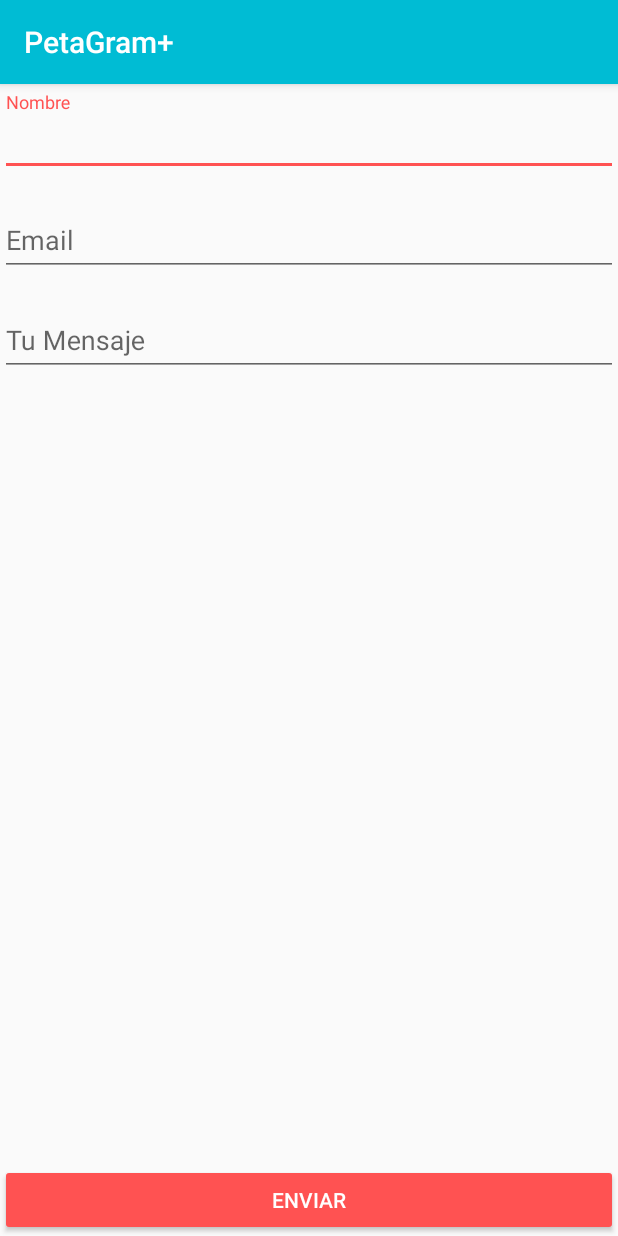
After one commit to luisbenitez02/PetaGramPlus-Desarrollo-Android-CS, an Android app: the ContactoActivity screen opened directly, with no data from a screen before it, on a phone screen of 412 x 824 dp. The commit adds this screen. Run offline under Robolectric (Android 15) with nearby library versions, the phone set to English and light mode, and no system bars.

Commit message:
Nueva actividad de contacto
Agregamos una nueva actividad de contacto que se abre al presionar la opcion sobre el menu de opciones (tres puntitos)

```diff
--- a/app/build.gradle
+++ b/app/build.gradle
@@ -30,5 +30,6 @@ dependencies {
     compile 'com.android.support.constraint:constraint-layout:1.0.2'
     compile 'com.android.support:cardview-v7:25.3.1'
     compile 'com.android.support:recyclerview-v7:25.3.1'
-    testCompile 'junit:junit:4.12'
-}
+    //lib diseño para inputs flotantes
+    compile 'com.android.support:design:25.3.1'
+    testCompile 'junit:junit:4.12'}
--- a/app/src/main/AndroidManifest.xml
+++ b/app/src/main/AndroidManifest.xml
@@ -16,17 +16,19 @@
                 <category android:name="android.intent.category.LAUNCHER" />
             </intent-filter>
         </activity>
-        <!--Actividad hija-->
-        <activity android:name=".FavoritosActivity"
-            android:parentActivityName=".MainActivity"
-            >
-            <!--sporte versiones menores a 4.0-->
+        <!-- Actividad hija -->
+        <activity
+            android:name=".FavoritosActivity"
+            android:parentActivityName=".MainActivity">
+
+            <!-- sporte versiones menores a 4.0 -->
             <meta-data
                 android:name="android.support.PARENT_ACTIVITY"
-                android:value=".MainActivity"><!--defino nuevamente la actividad padre-->
+                android:value=".MainActivity"> <!-- defino nuevamente la actividad padre -->
 
             </meta-data>
         </activity>
+        <activity android:name=".ContactoActivity"></activity>
     </application>
 
 </manifest>
--- /dev/null
+++ b/app/src/main/java/com/example/luisb/petagramplus/ContactoActivity.java
@@ -0,0 +1,13 @@
+package com.example.luisb.petagramplus;
+
+import android.support.v7.app.AppCompatActivity;
+import android.os.Bundle;
+
+public class ContactoActivity extends AppCompatActivity {
+
+    @Override
+    protected void onCreate(Bundle savedInstanceState) {
+        super.onCreate(savedInstanceState);
+        setContentView(R.layout.activity_contacto);
+    }
+}
--- a/app/src/main/java/com/example/luisb/petagramplus/FavoritosActivity.java
+++ b/app/src/main/java/com/example/luisb/petagramplus/FavoritosActivity.java
@@ -4,6 +4,8 @@ import android.support.v7.app.AppCompatActivity;
 import android.os.Bundle;
 import android.support.v7.widget.LinearLayoutManager;
 import android.support.v7.widget.RecyclerView;
+
+import com.example.luisb.petagramplus.pojo.Mascota;
 
 import java.util.ArrayList;
 
--- a/app/src/main/java/com/example/luisb/petagramplus/MainActivity.java
+++ b/app/src/main/java/com/example/luisb/petagramplus/MainActivity.java
@@ -8,6 +8,8 @@ import android.support.v7.widget.RecyclerView;
 import android.view.Menu;
 import android.view.MenuItem;
 import android.widget.Toast;
+
+import com.example.luisb.petagramplus.pojo.Mascota;
 
 import java.util.ArrayList;
 
@@ -57,14 +59,15 @@ public class MainActivity extends AppCompatActivity {
                 Toast.makeText(this, getResources().getString(R.string.updates), Toast.LENGTH_SHORT).show();//mensaje de opcion proximamente disponible
                 break;
 
-            case R.id.mSettings:
-                Toast.makeText(this, getResources().getString(R.string.updates), Toast.LENGTH_SHORT).show();//mensaje de opcion proximamente disponible
+            case R.id.mContact:
+                Intent i = new Intent(this,ContactoActivity.class);
+                startActivity(i);
                 break;
 
             //Prguntemos si toca nuestro action view
             case R.id.mFavs: //arranco la actividad
-                Intent i = new Intent(this, FavoritosActivity.class);
-                startActivity(i);
+                Intent intento = new Intent(this, FavoritosActivity.class);
+                startActivity(intento);
                 break;
         }
 
--- a/app/src/main/java/com/example/luisb/petagramplus/MascotaAdaptador.java
+++ b/app/src/main/java/com/example/luisb/petagramplus/MascotaAdaptador.java
@@ -6,6 +6,8 @@ import android.view.View;
 import android.view.ViewGroup;
 import android.widget.ImageView;
 import android.widget.TextView;
+
+import com.example.luisb.petagramplus.pojo.Mascota;
 
 import java.util.ArrayList;
 
--- a/app/src/main/java/com/example/luisb/petagramplus/Mascota.java
+++ b/app/src/main/java/com/example/luisb/petagramplus/pojo/Mascota.java
@@ -1,4 +1,4 @@
-package com.example.luisb.petagramplus;
+package com.example.luisb.petagramplus.pojo;
 
 /**
  * Created by luisb on 15/07/2017.
--- /dev/null
+++ b/app/src/main/res/layout/activity_contacto.xml
@@ -0,0 +1,70 @@
+<?xml version="1.0" encoding="utf-8"?>
+<LinearLayout xmlns:android="http://schemas.android.com/apk/res/android"
+    android:orientation="vertical"
+    xmlns:app="http://schemas.android.com/apk/res-auto"
+    xmlns:tools="http://schemas.android.com/tools"
+    android:layout_width="match_parent"
+    android:layout_height="match_parent"
+    tools:context="com.example.luisb.petagramplus.ContactoActivity">
+
+    <android.support.design.widget.TextInputLayout
+        android:layout_width="match_parent"
+        android:layout_height="wrap_content"
+        android:layout_marginTop="@dimen/margin_input"
+        android:layout_marginBottom="@dimen/margin_input">
+
+        <EditText
+            android:id="@+id/inputName"
+            android:layout_width="match_parent"
+            android:layout_height="wrap_content"
+            android:inputType="textPersonName"
+            android:hint="@string/name"/>
+
+    </android.support.design.widget.TextInputLayout>
+
+    <android.support.design.widget.TextInputLayout
+        android:layout_width="match_parent"
+        android:layout_height="wrap_content"
+        android:layout_marginTop="@dimen/margin_input"
+        android:layout_marginBottom="@dimen/margin_input">
+
+        <EditText
+            android:id="@+id/inputMail"
+            android:layout_width="match_parent"
+            android:layout_height="wrap_content"
+            android:inputType="textEmailAddress"
+            android:hint="@string/mail"/>
+
+    </android.support.design.widget.TextInputLayout>
+
+    <android.support.design.widget.TextInputLayout
+        android:layout_width="match_parent"
+        android:layout_height="wrap_content"
+        android:layout_marginTop="@dimen/margin_input"
+        android:layout_marginBottom="@dimen/margin_input">
+
+        <EditText
+            android:id="@+id/inputMensaje"
+            android:layout_width="match_parent"
+            android:layout_height="wrap_content"
+            android:inputType="textMultiLine"
+            android:hint="@string/message"/>
+
+    </android.support.design.widget.TextInputLayout>
+
+    <LinearLayout
+        android:layout_width="match_parent"
+        android:layout_height="match_parent"
+        android:orientation="horizontal">
+
+        <Button
+            android:id="@+id/miButton"
+            style="@style/Widget.AppCompat.Button.Colored"
+            android:layout_width="match_parent"
+            android:layout_height="wrap_content"
+            android:layout_gravity="bottom"
+            android:text="@string/send" />
+
+    </LinearLayout>
+
+</LinearLayout>
--- a/app/src/main/res/menu/menu_opciones.xml
+++ b/app/src/main/res/menu/menu_opciones.xml
@@ -6,8 +6,8 @@
         android:orderInCategory="2"></item>
     <!--orderInCategory orden de los elementos en la vista-->
 
-    <item android:id="@+id/mSettings"
-        android:title="@string/menu_settings"
+    <item android:id="@+id/mContact"
+        android:title="@string/menu_contacto"
         android:orderInCategory="1"></item>
 
     <!--menu action view-->
--- a/app/src/main/res/values/dimens.xml
+++ b/app/src/main/res/values/dimens.xml
@@ -8,4 +8,6 @@
     <dimen name="padding_revl">4dp</dimen>
     <dimen name="card_margin_lados">8dp</dimen>
     <dimen name="margin_cards">12dp</dimen>
+    <!--margen de los inputs-->
+    <dimen name="margin_input">5dp</dimen>
 </resources>
--- a/app/src/main/res/values/strings.xml
+++ b/app/src/main/res/values/strings.xml
@@ -5,9 +5,17 @@
     <string name="descript_img">Foto de Mascota</string>
     <!--Strings del menu de opciones-->
     <string name="menu_About">Acerca De</string>
-    <string name="menu_settings">Configuracion</string>
+    <string name="menu_contacto">Contacto</string>
     <string name="updates">Proximamente...</string>
 
     <!--Menu action view (favoritos)-->
     <string name="fav_action">Favoritos</string>
+
+    <!--Texto inputs-->
+    <string name="name">Nombre</string>
+    <string name="mail">Email</string>
+    <string name="message">Tu Mensaje</string>
+
+    <!--Boton-->
+    <string name="send">Enviar</string>
 </resources>
```
